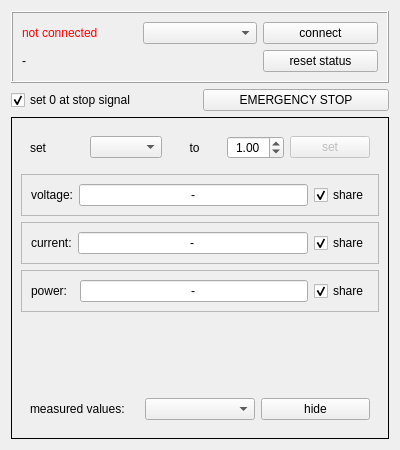
Above: powermetertestwindow.ui from bchjoerni/mlab before the change. Below: the same form after it.
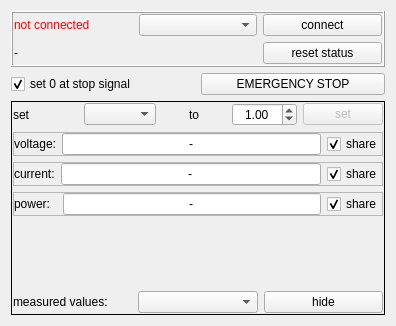
That is the form after the change.

What changed in the file:
```diff
--- a/powermetertestwindow.ui
+++ b/powermetertestwindow.ui
@@ -6,8 +6,8 @@
    <rect>
     <x>0</x>
     <y>0</y>
-    <width>400</width>
-    <height>450</height>
+    <width>396</width>
+    <height>326</height>
    </rect>
   </property>
   <property name="windowTitle">
@@ -23,6 +23,18 @@
       <enum>QFrame::Raised</enum>
      </property>
      <layout class="QGridLayout" name="gridLayout_4">
+      <property name="leftMargin">
+       <number>1</number>
+      </property>
+      <property name="topMargin">
+       <number>1</number>
+      </property>
+      <property name="rightMargin">
+       <number>1</number>
+      </property>
+      <property name="bottomMargin">
+       <number>1</number>
+      </property>
       <item row="0" column="0">
        <widget class="QLabel" name="lbl_status">
         <property name="styleSheet">
@@ -86,9 +98,33 @@
       <enum>QFrame::Box</enum>
      </property>
      <layout class="QGridLayout" name="gridLayout_7">
+      <property name="leftMargin">
+       <number>1</number>
+      </property>
+      <property name="topMargin">
+       <number>1</number>
+      </property>
+      <property name="rightMargin">
+       <number>1</number>
+      </property>
+      <property name="bottomMargin">
+       <number>1</number>
+      </property>
       <item row="0" column="0">
        <widget class="QFrame" name="frame_setValues">
         <layout class="QGridLayout" name="gridLayout_5">
+         <property name="leftMargin">
+          <number>0</number>
+         </property>
+         <property name="topMargin">
+          <number>0</number>
+         </property>
+         <property name="rightMargin">
+          <number>0</number>
+         </property>
+         <property name="bottomMargin">
+          <number>0</number>
+         </property>
          <item row="0" column="0">
           <widget class="QLabel" name="lbl_setValue_lbl">
            <property name="text">
@@ -147,6 +183,18 @@
          <enum>QFrame::Raised</enum>
         </property>
         <layout class="QGridLayout" name="gridLayout">
+         <property name="leftMargin">
+          <number>0</number>
+         </property>
+         <property name="topMargin">
+          <number>0</number>
+         </property>
+         <property name="rightMargin">
+          <number>0</number>
+         </property>
+         <property name="bottomMargin">
+          <number>0</number>
+         </property>
          <item row="0" column="0">
           <widget class="QLabel" name="lbl_voltage_lbl">
            <property name="text">
@@ -189,6 +237,18 @@
          <enum>QFrame::Raised</enum>
         </property>
         <layout class="QGridLayout" name="gridLayout_2">
+         <property name="leftMargin">
+          <number>0</number>
+         </property>
+         <property name="topMargin">
+          <number>0</number>
+         </property>
+         <property name="rightMargin">
+          <number>0</number>
+         </property>
+         <property name="bottomMargin">
+          <number>0</number>
+         </property>
          <item row="0" column="0">
           <widget class="QLabel" name="lbl_current_lbl">
            <property name="text">
@@ -231,6 +291,18 @@
          <enum>QFrame::Raised</enum>
         </property>
         <layout class="QGridLayout" name="gridLayout_3">
+         <property name="leftMargin">
+          <number>0</number>
+         </property>
+         <property name="topMargin">
+          <number>0</number>
+         </property>
+         <property name="rightMargin">
+          <number>0</number>
+         </property>
+         <property name="bottomMargin">
+          <number>0</number>
+         </property>
          <item row="0" column="0">
           <widget class="QLabel" name="lbl_power_lbl">
            <property name="text">
@@ -273,6 +345,18 @@
          <enum>QFrame::Raised</enum>
         </property>
         <layout class="QGridLayout" name="gridLayout_6">
+         <property name="leftMargin">
+          <number>0</number>
+         </property>
+         <property name="topMargin">
+          <number>0</number>
+         </property>
+         <property name="rightMargin">
+          <number>0</number>
+         </property>
+         <property name="bottomMargin">
+          <number>0</number>
+         </property>
          <item row="0" column="0">
           <widget class="QLabel" name="lbl_measuredValues_lbl">
            <property name="text">
@@ -300,8 +384,8 @@
         </property>
         <property name="sizeHint" stdset="0">
          <size>
-          <width>20</width>
-          <height>40</height>
+          <width>1</width>
+          <height>1</height>
          </size>
         </property>
        </spacer>
```
